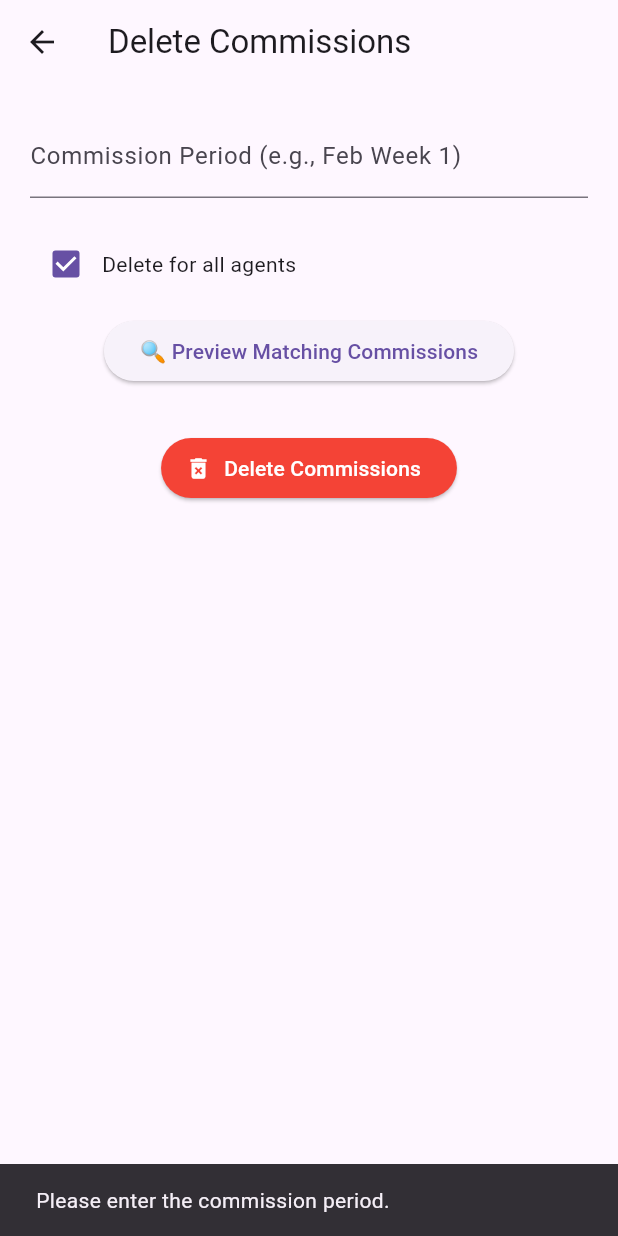
After one commit to bbnoni/pdf_manager_flutter, a Flutter app: the DeleteCommissionScreen screen opened directly, after a tap on "Delete Commissions", on a phone screen of 412 x 824 dp. The commit adds this screen. Run offline on Flutter 3.47's test engine with Material 3 defaults, Android fonts, the phone set to English and light mode, and no system bars; our stand-ins replace dio, file_picker, flutter_secure_storage; missing offline and left inert: syncfusion_flutter_pdfviewer; accounts and stored records are empty; network calls fail.

Commit message:
Last call update commission screen

```diff
--- a/lib/commission_details_screen.dart
+++ b/lib/commission_details_screen.dart
@@ -16,9 +16,6 @@ class CommissionDetailsScreen extends StatelessWidget {
             Text("Commission Earned: GH₵${commission['amount']}",
                 style:
                     const TextStyle(fontSize: 22, fontWeight: FontWeight.bold)),
-            const SizedBox(height: 8),
-            Text("Date: ${commission['date']}",
-                style: const TextStyle(fontSize: 16, color: Colors.grey)),
             const SizedBox(height: 8),
             Text("Commission Period: ${commission['commission_period']}",
                 style: const TextStyle(
--- /dev/null
+++ b/lib/delete_commission_screen.dart
@@ -0,0 +1,276 @@
+import 'package:dio/dio.dart';
+import 'package:flutter/material.dart';
+import 'package:flutter_secure_storage/flutter_secure_storage.dart';
+
+const String baseUrl = "https://pdf-manager-eygj.onrender.com";
+
+class DeleteCommissionScreen extends StatefulWidget {
+  const DeleteCommissionScreen({super.key});
+
+  @override
+  _DeleteCommissionScreenState createState() => _DeleteCommissionScreenState();
+}
+
+class _DeleteCommissionScreenState extends State<DeleteCommissionScreen> {
+  final Dio dio = Dio();
+  final storage = FlutterSecureStorage();
+  final _periodController = TextEditingController();
+
+  bool isLoading = false;
+  bool deleteGlobally = true;
+  String? selectedAgent;
+  List<Map<String, dynamic>> agents = [];
+  List<Map<String, dynamic>> commissions = [];
+  List<String> commissionPeriods = [];
+
+  @override
+  void initState() {
+    super.initState();
+    fetchAgents();
+    fetchCommissionPeriods();
+  }
+
+  Future<void> fetchAgents() async {
+    String? token = await storage.read(key: "token");
+    if (token == null) return;
+
+    try {
+      final response = await dio.get(
+        '$baseUrl/get_agents',
+        options: Options(headers: {'Authorization': 'Bearer $token'}),
+      );
+
+      if (response.statusCode == 200 && response.data is List) {
+        setState(() {
+          agents = response.data.cast<Map<String, dynamic>>();
+        });
+      }
+    } catch (_) {}
+  }
+
+  Future<void> fetchCommissionPeriods() async {
+    String? token = await storage.read(key: "token");
+    if (token == null) return;
+
+    try {
+      final response = await dio.get(
+        '$baseUrl/get_commission_periods',
+        options: Options(headers: {'Authorization': 'Bearer $token'}),
+      );
+
+      if (response.statusCode == 200 && response.data is List) {
+        setState(() {
+          commissionPeriods = response.data.cast<String>();
+        });
+      }
+    } catch (_) {}
+  }
+
+  Future<void> fetchMatchingCommissions() async {
+    if (_periodController.text.trim().isEmpty) {
+      _showMessage("Please enter the commission period.");
+      return;
+    }
+
+    String? token = await storage.read(key: "token");
+    setState(() {
+      commissions.clear();
+      isLoading = true;
+    });
+
+    try {
+      final queryParams = {
+        "commission_period": _periodController.text.trim(),
+        if (!deleteGlobally && selectedAgent != null) "user_id": selectedAgent,
+      };
+
+      final response = await dio.get(
+        '$baseUrl/fetch_commissions',
+        queryParameters: queryParams,
+        options: Options(headers: {'Authorization': 'Bearer $token'}),
+      );
+
+      if (response.statusCode == 200 && response.data is List) {
+        setState(() {
+          commissions = response.data.cast<Map<String, dynamic>>();
+        });
+      } else {
+        _showMessage("No matching commissions found.");
+      }
+    } catch (_) {
+      _showMessage("Error loading commissions.");
+    } finally {
+      setState(() => isLoading = false);
+    }
+  }
+
+  Future<void> deleteCommissions() async {
+    if (_periodController.text.trim().isEmpty) {
+      _showMessage("Please enter the commission period.");
+      return;
+    }
+
+    bool confirmed = await _showConfirmationDialog();
+    if (!confirmed) return;
+
+    setState(() => isLoading = true);
+    String? token = await storage.read(key: "token");
+
+    try {
+      final data = {
+        "commission_period": _periodController.text.trim(),
+        "user_id": deleteGlobally ? null : selectedAgent,
+      };
+
+      final response = await dio.delete(
+        '$baseUrl/delete_commissions',
+        data: data,
+        options: Options(headers: {'Authorization': 'Bearer $token'}),
+      );
+
+      if (response.statusCode == 200) {
+        _showMessage("✅ Commissions deleted successfully!");
+        setState(() {
+          _periodController.clear();
+          commissions.clear();
+          selectedAgent = null;
+          deleteGlobally = true;
+        });
+      } else {
+        _showMessage("❌ Delete failed.");
+      }
+    } on DioException catch (e) {
+      _showMessage("❌ Error: ${e.response?.data?['error'] ?? 'Unknown error'}");
+    } finally {
+      setState(() => isLoading = false);
+    }
+  }
+
+  Future<bool> _showConfirmationDialog() async {
+    return await showDialog(
+          context: context,
+          builder: (_) => AlertDialog(
+            title: const Text("Confirm Deletion"),
+            content: const Text(
+                "Are you sure you want to delete the commissions? This action cannot be undone."),
+            actions: [
+              TextButton(
+                onPressed: () => Navigator.pop(context, false),
+                child: const Text("Cancel"),
+              ),
+              TextButton(
+                onPressed: () => Navigator.pop(context, true),
+                child: const Text("Yes, Delete"),
+              ),
+            ],
+          ),
+        ) ??
+        false;
+  }
+
+  void _showMessage(String message) {
+    ScaffoldMessenger.of(context)
+        .showSnackBar(SnackBar(content: Text(message)));
+  }
+
+  @override
+  Widget build(BuildContext context) {
+    return Scaffold(
+      appBar: AppBar(title: const Text("Delete Commissions")),
+      body: Padding(
+        padding: const EdgeInsets.all(20),
+        child: Column(
+          children: [
+            Autocomplete<String>(
+              optionsBuilder: (TextEditingValue textEditingValue) {
+                if (textEditingValue.text.isEmpty) {
+                  return const Iterable<String>.empty();
+                }
+                return commissionPeriods.where((period) => period
+                    .toLowerCase()
+                    .contains(textEditingValue.text.toLowerCase()));
+              },
+              onSelected: (String selection) {
+                _periodController.text = selection;
+              },
+              fieldViewBuilder:
+                  (context, controller, focusNode, onEditingComplete) {
+                controller.text = _periodController.text;
+                return TextField(
+                  controller: controller,
+                  focusNode: focusNode,
+                  onEditingComplete: onEditingComplete,
+                  decoration: const InputDecoration(
+                      labelText: "Commission Period (e.g., Feb Week 1)"),
+                );
+              },
+            ),
+            const SizedBox(height: 20),
+            Row(
+              children: [
+                Checkbox(
+                  value: deleteGlobally,
+                  onChanged: (value) {
+                    setState(() {
+                      deleteGlobally = value!;
+                      if (deleteGlobally) selectedAgent = null;
+                    });
+                  },
+                ),
+                const Text("Delete for all agents")
+              ],
+            ),
+            if (!deleteGlobally)
+              DropdownButton<String>(
+                isExpanded: true,
+                hint: const Text("Select Agent"),
+                value: selectedAgent,
+                items: agents
+                    .map((agent) => DropdownMenuItem(
+                          value: agent['id'].toString(),
+                          child: Text(
+                              "${agent['first_name']} ${agent['last_name']} (${agent['phone_number']})"),
+                        ))
+                    .toList(),
+                onChanged: (value) {
+                  setState(() {
+                    selectedAgent = value;
+                  });
+                },
+              ),
+            const SizedBox(height: 10),
+            ElevatedButton(
+              onPressed: fetchMatchingCommissions,
+              child: const Text("🔍 Preview Matching Commissions"),
+            ),
+            const SizedBox(height: 20),
+            if (isLoading) const CircularProgressIndicator(),
+            if (commissions.isNotEmpty)
+              Expanded(
+                child: ListView.builder(
+                  itemCount: commissions.length,
+                  itemBuilder: (context, index) {
+                    final c = commissions[index];
+                    return ListTile(
+                      leading: const Icon(Icons.monetization_on),
+                      title: Text("GHS ${c['amount']}"),
+                      subtitle: Text(
+                          "User: ${c['user'] ?? 'N/A'} • Date: ${c['date'] ?? ''}"),
+                    );
+                  },
+                ),
+              ),
+            const SizedBox(height: 10),
+            ElevatedButton.icon(
+              onPressed: deleteCommissions,
+              icon: const Icon(Icons.delete_forever),
+              label: const Text("Delete Commissions"),
+              style: ElevatedButton.styleFrom(
+                  backgroundColor: Colors.red, foregroundColor: Colors.white),
+            ),
+          ],
+        ),
+      ),
+    );
+  }
+}
--- a/lib/user_payments_screen.dart
+++ b/lib/user_payments_screen.dart
@@ -65,11 +65,11 @@ class _UserPaymentsScreenState extends State<UserPaymentsScreen> {
   @override
   Widget build(BuildContext context) {
     return Scaffold(
-      appBar: AppBar(title: const Text("User Payments")),
+      appBar: AppBar(title: const Text("User Commissions")),
       body: _isLoading
           ? const Center(child: CircularProgressIndicator())
           : payments.isEmpty
-              ? const Center(child: Text("No payments found for this user."))
+              ? const Center(child: Text("No commissions found for this user."))
               : ListView.builder(
                   itemCount: payments.length,
                   itemBuilder: (context, index) {
```
Also changed, not shown: lib/manager_commission_screen.dart (+27 -0 lines), lib/view_users_screen.dart (+111 -13 lines), 1 other file.
